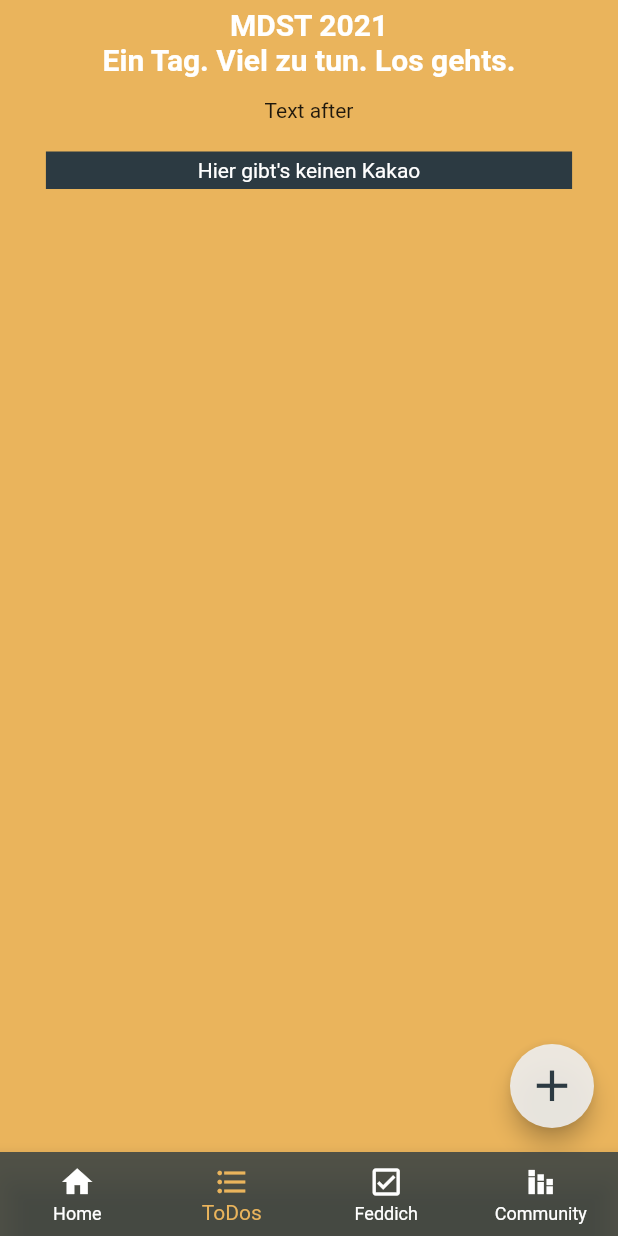
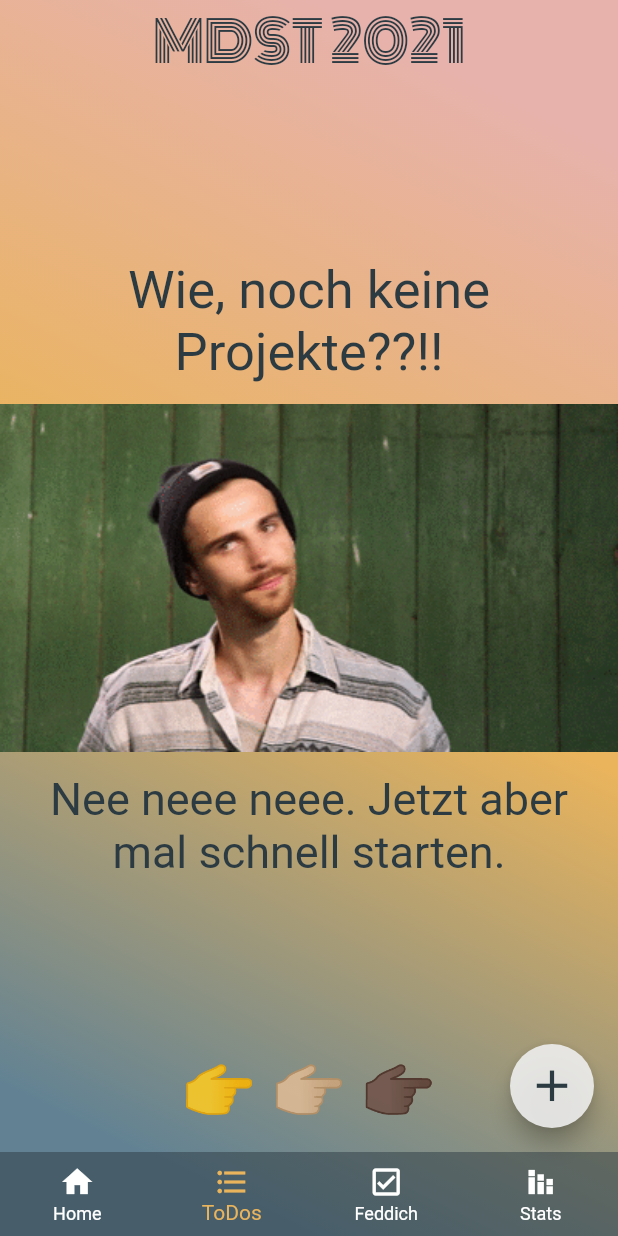
Before and after one commit to Ridgebeck/MDST-ToDo, a Flutter app: the LayoutFrame screen opened directly, on a phone screen of 412 x 824 dp. Run offline on Flutter 3.47's test engine with Material 2 defaults, Android fonts, the phone set to English and light mode, and no system bars; drawn by our look-alikes of percent_indicator; our stand-ins replace firebase_auth, firebase_core, flutter_slidable, implicitly_animated_reorderable_list, shared_preferences, video_player; accounts and stored records are empty.

Commit message:
add icons, gifs, change background, font

```diff
--- a/lib/constants.dart
+++ b/lib/constants.dart
@@ -39,5 +39,6 @@ const kInfoTextStyleActive = TextStyle(
 
 const kSubtitlePadding = 15.0;
 const double kEmojiTextSize = 35.0;
+const double kLeadingIconSize = 45.0;
 const String slideMessage = 'swipe 👉 wenn feddich';
 const String playMessage = 'drück ▶ um zu starten \n swipe 👈 zum 🗑';
--- a/lib/layout_frame.dart
+++ b/lib/layout_frame.dart
@@ -40,23 +40,38 @@ class _LayoutFrameState extends State<LayoutFrame> {
       children: [
         // TODO: remove image?
 
-        Scaffold(
-          backgroundColor:
-              _selectedIndex == 3 ? kKliemannPink : kKliemannGelb, //Colors.transparent,
+        Container(
+          decoration: BoxDecoration(
+            gradient: LinearGradient(
+              begin: Alignment.topRight,
+              end: Alignment.bottomLeft,
+              stops: [0.1, 0.5, 0.9],
+              colors: [
+                kKliemannPink,
+                kKliemannGelb,
+                kKliemannBlau,
+              ],
+            ),
+          ),
+          child: Scaffold(
+            backgroundColor: Colors.transparent,
+            // _selectedIndex == 3 ? kKliemannPink : kKliemannGelb, //Colors.transparent,
             appBar: AppBar(
               automaticallyImplyLeading: false,
               title: Center(
-                child: const Text(
-              'MDST 2021 \nEin Tag. Viel zu tun. Los gehts.',
-              style: TextStyle(fontSize: 20.0, fontWeight: FontWeight.bold, color: Colors.white),
+                child: Text(
+                  'MDST 2021',
+                  style: TextStyle(fontSize: 37.0, color: kKliemannGrau, fontFamily: 'Monoton'),
                   textAlign: TextAlign.center,
-            )),
+                ),
+              ),
               backgroundColor: Colors.transparent,
               elevation: 0.0,
             ),
             bottomNavigationBar: BottomNavigationBar(
               type: BottomNavigationBarType.fixed,
-            backgroundColor: kKliemannGrau.withOpacity(0.8),
+              backgroundColor: kKliemannGrau.withOpacity(0.5),
+              elevation: 0.0,
               unselectedItemColor: Colors.white,
               selectedItemColor: kKliemannGelb,
               currentIndex: _selectedIndex,
@@ -76,7 +91,7 @@ class _LayoutFrameState extends State<LayoutFrame> {
                 ),
                 BottomNavigationBarItem(
                   icon: Icon(Icons.stacked_bar_chart),
-                label: 'Community',
+                  label: 'Stats',
                 ),
               ],
             ),
@@ -84,6 +99,7 @@ class _LayoutFrameState extends State<LayoutFrame> {
               child: _widgetOptions.elementAt(_selectedIndex),
             ),
           ),
+        ),
       ],
     );
   }
--- a/lib/screens/analytics_screen.dart
+++ b/lib/screens/analytics_screen.dart
@@ -50,8 +50,8 @@ class AnalyticsScreen extends StatelessWidget {
                     child: AnalyticsTextBox(
                   title: 'Insgesamt',
                   emoji: '💪',
-                  subtitle: '${taskData.totalTime['hours']} Minuten und '
-                      '${taskData.totalTime['minutes']} Sekunden geschuftet',
+                  subtitle: '${taskData.totalTime['hours']} Stunden und '
+                      '${taskData.totalTime['minutes']} Minuten geschuftet',
                 )),
               ],
             ),
--- a/lib/screens/task_screen.dart
+++ b/lib/screens/task_screen.dart
@@ -18,7 +18,7 @@ import 'add_task_screen.dart';
 
 import '../widgets/hourly_countdown.dart';
 import '../widgets/progress_bar.dart';
-import '../widgets/task_tile.dart';
+import '../widgets/todo_tile.dart';
 import '../widgets/slide_widget.dart';
 
 class TaskScreen extends StatefulWidget {
@@ -60,7 +60,53 @@ class _TaskScreenState extends State<TaskScreen> with SingleTickerProviderStateM
             );
           },
         ),
-        body: Column(
+        body: taskData.activeTasksLength == 0 && taskData.finishedTasksLength == 0
+            ? Column(
+                mainAxisAlignment: MainAxisAlignment.end,
+                children: [
+                  Expanded(
+                    child: Column(
+                      mainAxisAlignment: MainAxisAlignment.center,
+                      //crossAxisAlignment: CrossAxisAlignment.center,
+                      children: [
+                        Padding(
+                          padding: const EdgeInsets.symmetric(horizontal: 20.0),
+                          child: Text(
+                            'Wie, noch keine Projekte??!!',
+                            style: TextStyle(color: kKliemannGrau, fontSize: 35),
+                            textAlign: TextAlign.center,
+                          ),
+                        ),
+                        Container(
+                          height: 260.0,
+                          decoration: BoxDecoration(
+                            image: DecorationImage(
+                              image: AssetImage('assets/notasks.gif'),
+                              fit: BoxFit.fitWidth,
+                            ),
+                          ),
+                        ),
+                        Padding(
+                          padding: const EdgeInsets.symmetric(horizontal: 20.0),
+                          child: Text(
+                            'Nee neee neee. Jetzt aber mal schnell starten.',
+                            style: TextStyle(color: kKliemannGrau, fontSize: 30),
+                            textAlign: TextAlign.center,
+                          ),
+                        ),
+                        //Image.asset('assets/notasks.gif'),
+                      ],
+                    ),
+                  ),
+                  Container(
+                      height: 65.0,
+                      child: Text(
+                        '👉 👉🏼 👉🏿',
+                        style: TextStyle(fontSize: 40.0),
+                      )),
+                ],
+              )
+            : Column(
                 children: [
                   HourlyCountdown(),
                   ProgressBar(taskData: taskData),
@@ -74,7 +120,7 @@ class _TaskScreenState extends State<TaskScreen> with SingleTickerProviderStateM
                       children: <Widget>[
                         _buildVerticalTaskList(taskData),
                         // TODO: delete box when not needed
-                  const SizedBox(height: 1000),
+                        //const SizedBox(height: 1000),
                       ],
                     ),
                   ),
@@ -159,10 +205,9 @@ class _TaskScreenState extends State<TaskScreen> with SingleTickerProviderStateM
     //final textTheme = theme.textTheme;
     //final color = Color.lerp(Colors.white, Colors.grey.shade100, t);
 
-    final elevation = lerpDouble(0, 8, t);
+    //final elevation = lerpDouble(0, 8, t);
 
-    final List<Widget> doneActions = taskData.activeTasksLength > 0
-        ? [
+    final List<Widget> doneActions = [
       SlideWidget(
         boxColor: Colors.green,
         text: 'Feddich',
@@ -171,37 +216,33 @@ class _TaskScreenState extends State<TaskScreen> with SingleTickerProviderStateM
           taskData.moveToFinishedList(task);
         },
       ),
-          ]
-        : [];
+    ];
 
-    final List<Widget> deleteActions = taskData.activeTasksLength > 0
-        ? [
+    final List<Widget> deleteActions = [
       SlideWidget(
         boxColor: Colors.redAccent,
         text: 'Wech damit',
         iconData: Icons.delete,
         onTapFunction: () {
-                taskData.removeTask(task);
+          taskData.removeActiveTask(task);
         },
       ),
-          ]
-        : [];
+    ];
 
     return Slidable(
       actionPane: const SlidableBehindActionPane(),
       actions: task.isActive ? doneActions : [],
       actionExtentRatio: 0.25,
       secondaryActions: deleteActions,
-      child: Box(
-        color: task.isActive
-            ? kKliemannBlau //Colors.greenAccent.withOpacity(0.9)
-            : kKliemannGrau, //Colors.grey[200].withOpacity(0.9),
-        elevation: elevation,
-        alignment: Alignment.center,
-        borderRadius: 15.0,
-        // TODO: Convert to own Widget of rows
-        // instead of ListTile
-        child: TodoTile(taskData: taskData, task: task),
+      child: TodoTile(
+        task: task,
+        leading: PlayButton(task: task, taskData: taskData),
+        trailing: HandleIcon(task: task),
+        bottom: Text(
+          task.infoText,
+          style: task.isActive ? kInfoTextStyleActive : kInfoTextStyle,
+          textAlign: TextAlign.center,
+        ),
       ),
     );
   }
@@ -212,3 +253,52 @@ class _TaskScreenState extends State<TaskScreen> with SingleTickerProviderStateM
     super.dispose();
   }
 }
+
+class PlayButton extends StatelessWidget {
+  PlayButton({
+    @required this.taskData,
+    @required this.task,
+  });
+
+  final TaskData taskData;
+  final Task task;
+
+  @override
+  Widget build(BuildContext context) {
+    return ClipOval(
+      child: Material(
+        color: Colors.transparent,
+        child: InkWell(
+          onTap: () {
+            taskData.toggleActivity(task);
+          },
+          splashColor: task.isActive ? kActiveColor : kInactiveColor,
+          child: Icon(
+            task.isActive ? Icons.pause : Icons.play_circle_outline,
+            size: kLeadingIconSize,
+            color: task.isActive ? kActiveColor : kInactiveColor,
+          ),
+        ),
+      ),
+    );
+  }
+}
+
+class HandleIcon extends StatelessWidget {
+  HandleIcon({
+    @required this.task,
+  });
+  final Task task;
+
+  @override
+  Widget build(BuildContext context) {
+    return Handle(
+      delay: Duration(milliseconds: 100),
+      child: Icon(
+        Icons.reorder_rounded,
+        size: 40.0,
+        color: task.isActive ? kActiveColor : kInactiveColor,
+      ),
+    );
+  }
+}
--- a/lib/util/shared_prefs.dart
+++ b/lib/util/shared_prefs.dart
@@ -49,7 +49,7 @@ class SharedPrefs {
   List<Task> initTaskListFromLocal(bool finished) {
     List<Task> tempTaskList = [];
     // for debug resetting
-    clear();
+    //clear();
 
     try {
       List<String> stringList = finished
--- a/lib/util/timers.dart
+++ b/lib/util/timers.dart
@@ -12,8 +12,8 @@ class MDSTTimer extends ChangeNotifier {
     timerCallback(_timer);
     _startTimer(kTimerTickRate);
   }
-  final DateTime endDate = DateTime(2021, 1, 24);
-  final DateTime mdstStartDate = DateTime(2021, 1, 23);
+  final DateTime endDate = DateTime(2021, 1, 25);
+  final DateTime mdstStartDate = DateTime(2021, 1, 24);
   Timer _timer;
   Map<String, int> _timeDelta;
   double _minutesRatio;
--- a/lib/widgets/hourly_countdown.dart
+++ b/lib/widgets/hourly_countdown.dart
@@ -27,9 +27,9 @@ class HourlyCountdown extends StatelessWidget {
 Text returnTextWidget(double minutesRatio, Map<String, int> timeDelta) {
   // TODO: define three possible display options
   if (minutesRatio == 0.0) {
-    return Text('Text before');
+    return Text('Bald gehts los');
   } else if (minutesRatio == 1.0) {
-    return Text('Text after');
+    return Text('Gut wars! Bis nächstes Jahr');
   } else if (minutesRatio == null) {
     return Text('Text null');
   } else {
--- a/lib/widgets/progress_bar.dart
+++ b/lib/widgets/progress_bar.dart
@@ -21,14 +21,16 @@ class ProgressBar extends StatelessWidget {
             child: LinearPercentIndicator(
               //alignment: MainAxisAlignment.center,
               lineHeight: 25.0,
-              backgroundColor: kKliemannGrau, //Colors.grey[200],
-              progressColor: kKliemannBlau, //Colors.greenAccent,
+              backgroundColor: kKliemannGrau.withOpacity(0.2),
+              progressColor: Colors.white.withOpacity(0.8),
               percent: taskData.ratioDone ?? 0,
               center: Text(
                 taskData.percentageDone == 0
-                    ? "Hier gibt's keinen Kakao"
+                    ? "Hier gibt's (noch) keinen Kakao"
                     : taskData.percentageDone.toStringAsFixed(1) + ' % erledigt',
-                style: TextStyle(color: Colors.white),
+                style: TextStyle(
+                  color: kKliemannGrau,
+                ), //fontWeight: FontWeight.bold),
               ),
             ),
           ),
```
Also changed, not shown: lib/screens/finished_tasks_screen.dart (+67 -23 lines), lib/util/task_data.dart (+9 -3 lines), lib/widgets/task_tile.dart (deleted, +0 -142 lines), lib/widgets/todo_tile.dart (added, +68 -0 lines), pubspec.yaml (+4 -4 lines), assets/Monoton-Regular.ttf (added), assets/fynn_shows.png, assets/motivation.gif (added), assets/notasks.gif (added), 49 other files. Lines whose indentation alone changed are shown as unchanged.
